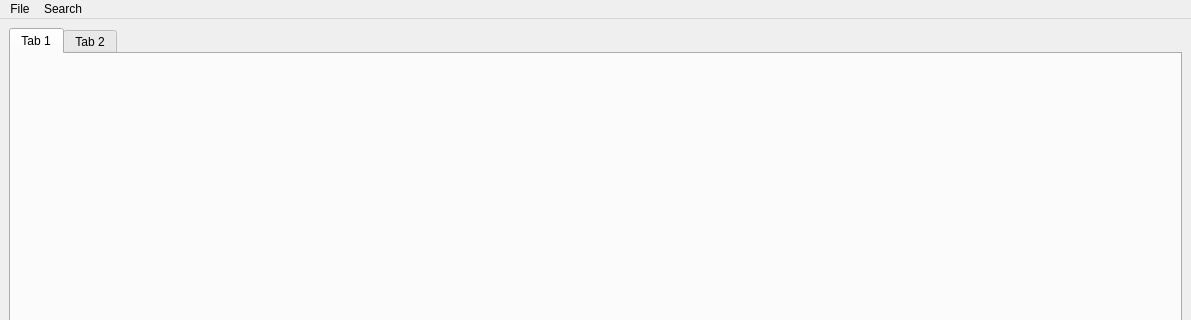
This is haystack/gui/gui.ui in trolldbois/python-haystack as Qt 5 draws it before an edit; both pictures show x 0 to 1191 and y 0 to 320 of the 1191 by 639 pixel window. The edited form follows.
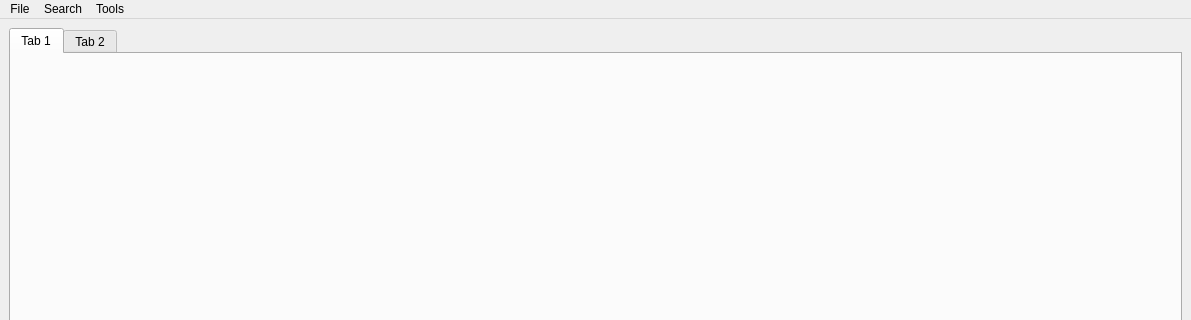
This is the edited form.

Commit message: functionnal search structure dialog with a filtered treeview

What changed in the file:
```diff
--- a/haystack/gui/gui.ui
+++ b/haystack/gui/gui.ui
@@ -85,8 +85,15 @@
     <addaction name="menu_search_structure"/>
     <addaction name="menu_search_value"/>
    </widget>
+   <widget class="QMenu" name="menu_tools">
+    <property name="title">
+     <string>Tools</string>
+    </property>
+    <addaction name="menu_tools_addmodule"/>
+   </widget>
    <addaction name="menuFile"/>
    <addaction name="menuSearch"/>
+   <addaction name="menu_tools"/>
   </widget>
   <widget class="QStatusBar" name="statusbar"/>
   <action name="actionExit">
```
Left out of the diff: 8 changed lines with no effect on the pictures. The commit also changes 6 other files.
